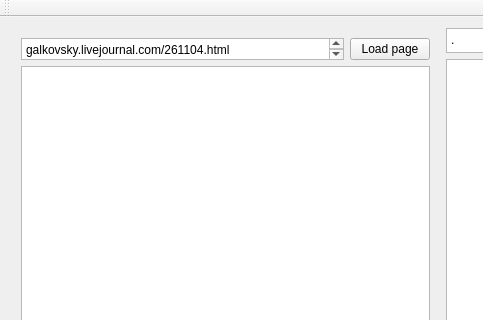
First picture: the form in mainwindow.ui, repository Nyoh/ljd, before the edit; both pictures show x 0 to 483 and y 0 to 320 of the 886 by 587 pixel window.
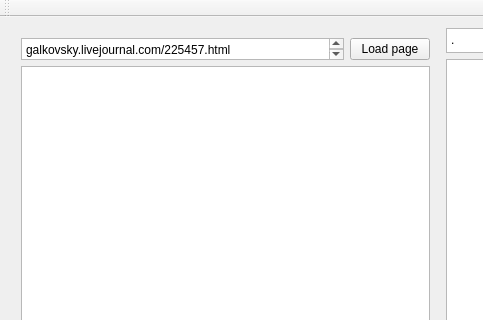
Second picture: the form after the edit.

Patch:
```diff
--- a/mainwindow.ui
+++ b/mainwindow.ui
@@ -42,7 +42,7 @@
              </sizepolicy>
             </property>
             <property name="plainText">
-             <string>galkovsky.livejournal.com/261104.html</string>
+             <string>galkovsky.livejournal.com/225457.html</string>
             </property>
            </widget>
           </item>
```
